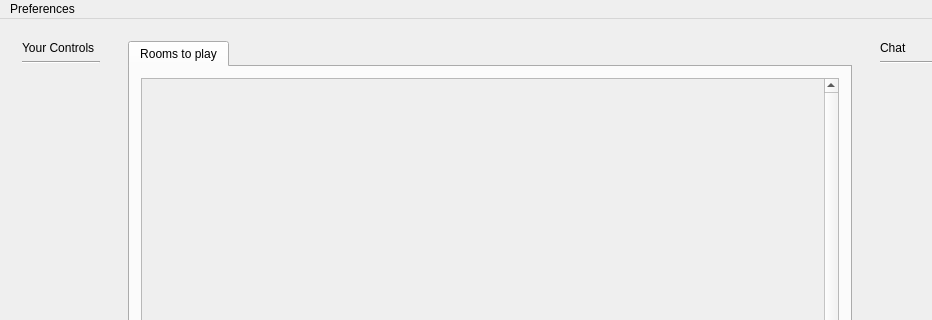
Before: the Qt Designer form src/jamtaba/gui/mainframe.ui in elieserdejesus/JamTaba, drawn with Qt 5; both pictures show x 0 to 932 and y 0 to 320 of the 1160 by 750 pixel window.
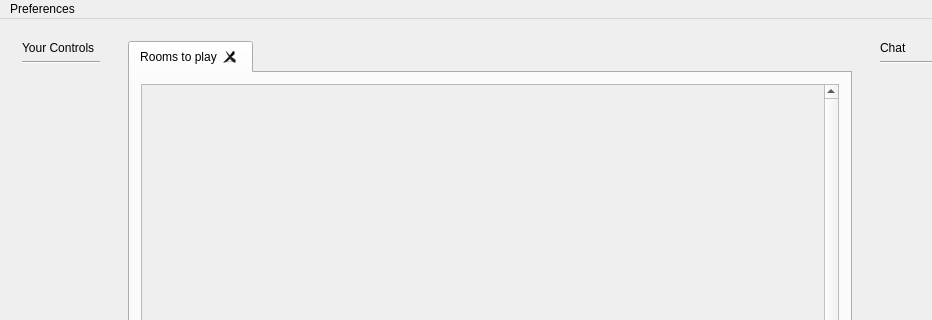
After: the same form once the commit is applied.

The edit to the form file:
```diff
--- a/src/jamtaba/gui/mainframe.ui
+++ b/src/jamtaba/gui/mainframe.ui
@@ -104,7 +104,7 @@
           <bool>false</bool>
          </property>
          <property name="tabsClosable">
-          <bool>false</bool>
+          <bool>true</bool>
          </property>
          <widget class="QWidget" name="tab">
           <attribute name="title">
@@ -131,7 +131,7 @@
                 <x>0</x>
                 <y>0</y>
                 <width>689</width>
-                <height>647</height>
+                <height>644</height>
                </rect>
               </property>
               <layout class="QVBoxLayout" name="verticalLayout_6">
```
